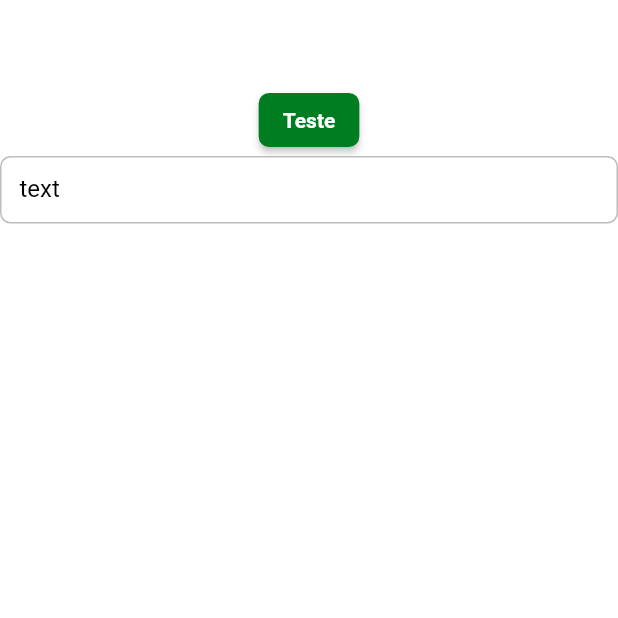
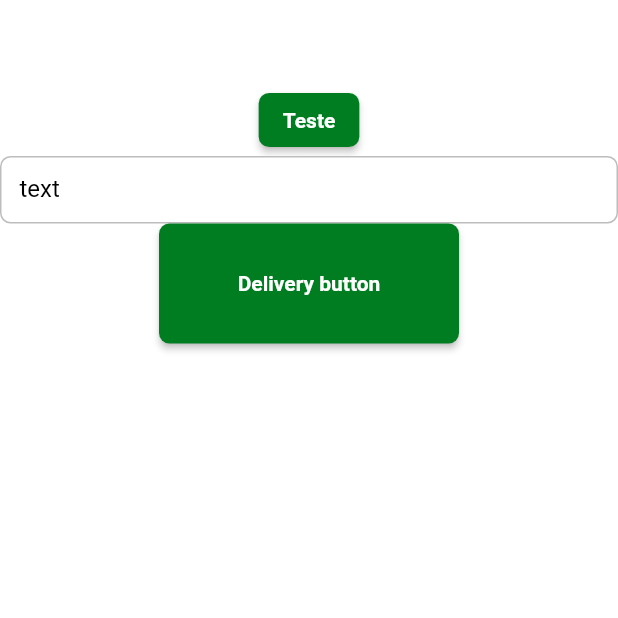
Before and after one commit to leandrorochaadm/vakinha_burger_bloc, a Flutter app: the screen it shows after launch, on a phone screen of 412 x 824 dp, the top half of it. Run offline on Flutter 3.47's test engine with Material 2 defaults, Android fonts, the phone set to English and light mode, and no system bars; Roboto replaces fonts that are missing (mplus1).

Commit message:
DeliveryButton

```diff
--- /dev/null
+++ b/lib/app/core/ui/widgets/delivery_button.dart
@@ -0,0 +1,28 @@
+import 'package:flutter/material.dart';
+
+class DeliveryButton extends StatelessWidget {
+  final VoidCallback? onPressed;
+  final String label;
+  final double? width;
+  final double? height;
+
+  const DeliveryButton({
+    Key? key,
+    this.onPressed,
+    required this.label,
+    this.width,
+    this.height,
+  }) : super(key: key);
+
+  @override
+  Widget build(BuildContext context) {
+    return SizedBox(
+      width: width,
+      height: height,
+      child: ElevatedButton(
+        onPressed: onPressed,
+        child: Text(label),
+      ),
+    );
+  }
+}
--- /dev/null
+++ b/lib/app/core/ui/widgets/widgets.dart
@@ -0,0 +1 @@
+export 'delivery_button.dart';
--- a/lib/app/pages/splash/splash_page.dart
+++ b/lib/app/pages/splash/splash_page.dart
@@ -1,4 +1,5 @@
 import 'package:flutter/material.dart';
+import 'package:vakinha_burger/app/core/ui/widgets/widgets.dart';
 
 class SplashPage extends StatelessWidget {
   const SplashPage({Key? key}) : super(key: key);
@@ -13,6 +14,12 @@ class SplashPage extends StatelessWidget {
         Container(),
         ElevatedButton(onPressed: () {}, child: Text('Teste')),
         TextFormField(decoration: InputDecoration(labelText: 'text')),
+        DeliveryButton(
+          label: 'Delivery button',
+          width: 200,
+          height: 80,
+          onPressed: () {},
+        ),
       ]),
     );
   }
```
